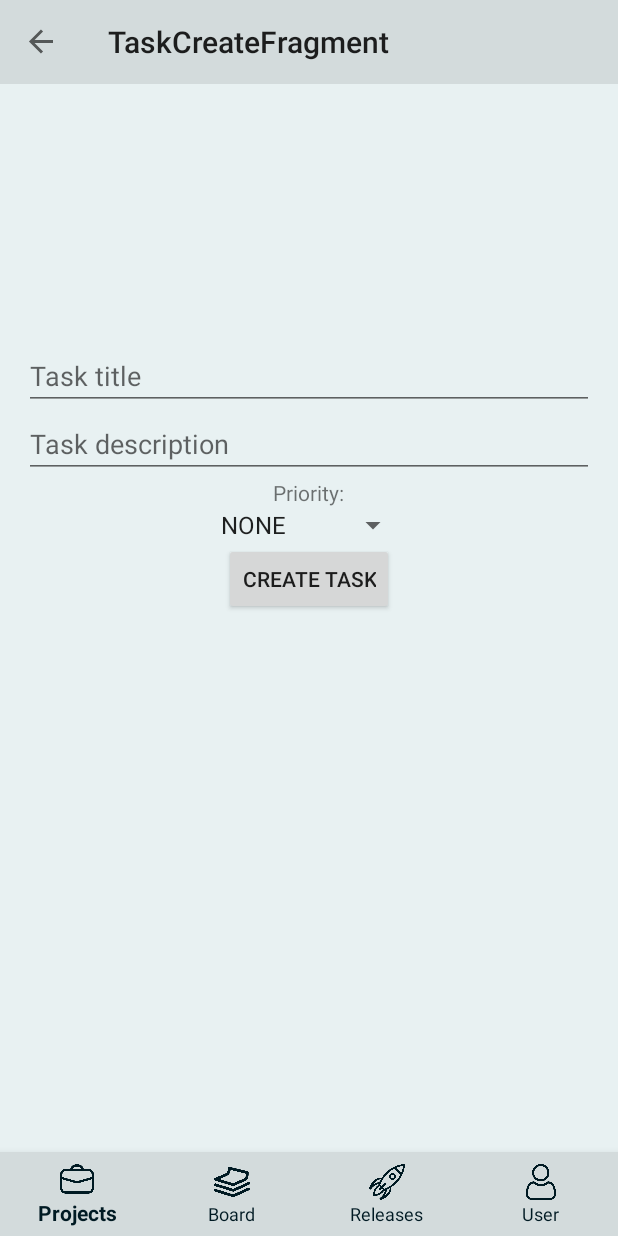
After one commit to KirillSokirka/Tasker-Mobile, an Android app built with Jetpack Compose: the TaskCreateFragment screen opened through its navigation route, on a phone screen of 412 x 824 dp. The commit adds this screen. Run offline under Robolectric (Android 15) with nearby library versions, the phone set to English and light mode, and no system bars; our stand-ins replace navigation-ui; network calls fail.

Commit message:
(WIP) task creation

```diff
--- a/app/src/main/java/com/example/taskermobile/activities/kanbanboard/KanbanBoardDetailFragment.kt
+++ b/app/src/main/java/com/example/taskermobile/activities/kanbanboard/KanbanBoardDetailFragment.kt
@@ -5,6 +5,7 @@
 import android.view.LayoutInflater
 import android.view.View
 import android.view.ViewGroup
+import android.widget.Button
 import android.widget.Toast
 import androidx.fragment.app.Fragment
 import androidx.fragment.app.viewModels
@@ -39,6 +40,12 @@
         kanbanBoardRecyclerView = view.findViewById(R.id.kanbanBoardRecyclerView)
         kanbanBoardRecyclerView.layoutManager = LinearLayoutManager(context, LinearLayoutManager.HORIZONTAL, false)
 
+        val createTaskButton: Button = view.findViewById(R.id.createTaskButton)
+        createTaskButton.setOnClickListener {
+            findNavController().navigate(R.id.action_kanbanBoardDetailFragment_to_taskCreateFragment)
+            // pass projectId
+        }
+
         val boardId = sharedPreferences.retrieveData("lastKanbanBoard")
             ?: arguments?.getString("KANBAN_BOARD_ID").also { id ->
                 if (id == null) {
--- /dev/null
+++ b/app/src/main/java/com/example/taskermobile/activities/task/TaskCreateFragment.kt
@@ -0,0 +1,81 @@
+package com.example.taskermobile.activities.users
+
+import android.content.Intent
+import android.os.Bundle
+import android.view.LayoutInflater
+import android.view.View
+import android.view.ViewGroup
+import android.widget.AdapterView
+import android.widget.Button
+import android.widget.EditText
+import android.widget.ProgressBar
+import android.widget.Spinner
+import android.widget.TextView
+import android.widget.Toast
+import androidx.fragment.app.Fragment
+import androidx.lifecycle.Observer
+import com.example.taskermobile.LoginActivity
+import com.example.taskermobile.R
+import com.example.taskermobile.model.TaskPriority
+import com.example.taskermobile.model.auth.ChangePasswordModel
+import com.example.taskermobile.model.task.TaskCreateModel
+import com.example.taskermobile.model.task.TaskModel
+import com.example.taskermobile.utils.ApiResponse
+import com.example.taskermobile.utils.getEmailFromToken
+import com.example.taskermobile.utils.getIdFromToken
+import com.example.taskermobile.utils.getUsernameFromToken
+import com.example.taskermobile.viewmodels.TokenViewModel
+import com.example.taskermobile.viewmodels.UserViewModel
+import org.koin.androidx.viewmodel.ext.android.viewModel
+
+class TaskCreateFragment : Fragment() {
+    private val tokenViewModel: TokenViewModel by viewModel()
+
+    override fun onCreateView(
+        inflater: LayoutInflater, container: ViewGroup?,
+        savedInstanceState: Bundle?
+    ): View? {
+        return inflater.inflate(R.layout.task_create, container, false)
+    }
+
+    override fun onViewCreated(view: View, savedInstanceState: Bundle?) {
+        super.onViewCreated(view, savedInstanceState)
+
+        val taskTitle: EditText = view.findViewById(R.id.createTaskTitle)
+        val taskDescription: EditText = view.findViewById(R.id.createTaskDescription)
+        val priority: Spinner = view.findViewById(R.id.createTaskPriority)
+        var createButton: Button = view.findViewById(R.id.createTaskButton)
+        var selectedPriority: String = "MEDIUM"
+
+        priority.onItemSelectedListener = object : AdapterView.OnItemSelectedListener {
+            override fun onItemSelected(parent: AdapterView<*>, view: View, position: Int, id: Long) {
+                selectedPriority = parent.getItemAtPosition(position).toString()
+            }
+
+            override fun onNothingSelected(parent: AdapterView<*>) {
+                selectedPriority = "MEDIUM"
+            }
+        }
+
+        tokenViewModel.isLoading.observe(viewLifecycleOwner, Observer { isLoading ->
+            createButton.isEnabled = !isLoading
+        })
+
+        createButton.setOnClickListener{
+            val idFromJwt = getIdFromToken(tokenViewModel.token.value!!.toString())!!
+            val task: TaskCreateModel = TaskCreateModel(
+                title = taskTitle.text.toString(),
+                description = taskDescription.text.toString(),
+                priority = enumValueOf<TaskPriority>(selectedPriority),
+                creatorId = idFromJwt
+//                projectId = ""
+            )
+
+            selectedPriority = selectedPriority
+        }
+
+
+
+    }
+
+}
--- /dev/null
+++ b/app/src/main/java/com/example/taskermobile/model/task/TaskCreateModel.kt
@@ -0,0 +1,16 @@
+package com.example.taskermobile.model.task
+
+import com.example.taskermobile.model.TaskPriority
+import com.example.taskermobile.model.user.UserModel
+
+data class TaskCreateModel(
+    val id: String? = null,
+    val title: String? = null,
+    val projectId: String? = null,
+    val creatorId: String? = null,
+    val description: String? = null,
+    val taskStatusId: String? = null,
+    val releasedId: String? = null,
+    val priority: TaskPriority = TaskPriority.NONE,
+    val assigneeId: String? = null
+)
--- a/app/src/main/res/layout/kanbanboard.xml
+++ b/app/src/main/res/layout/kanbanboard.xml
@@ -2,6 +2,13 @@
 <RelativeLayout xmlns:android="http://schemas.android.com/apk/res/android"
     android:layout_width="match_parent"
     android:layout_height="match_parent">
+
+    <Button
+        android:id="@+id/createTaskButton"
+        android:layout_width="wrap_content"
+        android:layout_height="wrap_content"
+        android:text="Create Task"
+        />
 
     <androidx.recyclerview.widget.RecyclerView
         android:id="@+id/kanbanBoardRecyclerView"
--- a/app/src/main/res/layout/projects_list.xml
+++ b/app/src/main/res/layout/projects_list.xml
@@ -1,7 +1,7 @@
 <!-- activity_login.xml -->
 <FrameLayout
     xmlns:android="http://schemas.android.com/apk/res/android"
-    android:id="@+id/registerPage"
+    android:id="@+id/projectsListPage"
     android:background="@color/backgroundColor"
     android:layout_width="match_parent"
     android:layout_height="match_parent">
--- /dev/null
+++ b/app/src/main/res/layout/task_create.xml
@@ -0,0 +1,62 @@
+<FrameLayout
+    xmlns:android="http://schemas.android.com/apk/res/android"
+    android:id="@+id/createTaskPage"
+    android:background="@color/backgroundColor"
+    android:layout_width="match_parent"
+    android:layout_height="match_parent">
+
+    <LinearLayout
+        android:layout_width="match_parent"
+        android:layout_height="400dp"
+        android:orientation="vertical"
+        android:padding="16dp"
+        android:gravity="center_horizontal"
+        android:layout_gravity="center">
+        <EditText
+            android:id="@+id/createTaskTitle"
+            android:layout_width="match_parent"
+            android:layout_height="wrap_content"
+            android:hint="Task title" />
+        <EditText
+            android:id="@+id/createTaskDescription"
+            android:layout_width="match_parent"
+            android:layout_height="wrap_content"
+            android:hint="Task description" />
+        <TextView
+            android:layout_width="wrap_content"
+            android:layout_height="wrap_content"
+            android:text="Priority:"/>
+
+        <Spinner
+            android:id="@+id/createTaskPriority"
+            android:layout_width="wrap_content"
+            android:layout_height="wrap_content"
+            android:entries="@array/priority_array" />
+
+<!--        taskStatusId-->
+<!--        releaseId-->
+<!--        assigneeId-->
+
+        <Button
+            android:id="@+id/createTaskButton"
+            android:layout_width="wrap_content"
+            android:layout_height="wrap_content"
+            android:text="Create Task"
+            />
+
+    </LinearLayout>
+
+    <View
+    android:id="@+id/overlayView"
+    android:layout_width="match_parent"
+    android:layout_height="match_parent"
+    android:background="#AAffffff"
+    android:visibility="gone" />
+
+    <ProgressBar
+    android:id="@+id/loadingIndicator"
+    android:layout_width="wrap_content"
+    android:layout_height="wrap_content"
+    android:layout_gravity="center"
+    android:visibility="gone" />
+</FrameLayout>
--- a/app/src/main/res/navigation/nav_graph.xml
+++ b/app/src/main/res/navigation/nav_graph.xml
@@ -81,6 +81,9 @@
         <argument
             android:name="KANBAN_BOARD_ID"
             app:argType="string" />
+        <action
+            android:id="@+id/action_kanbanBoardDetailFragment_to_taskCreateFragment"
+            app:destination="@id/taskCreateFragment" />
     </fragment>
 
     <fragment
@@ -113,6 +116,10 @@
             android:id="@+id/action_userListFragment_to_projectDetailFragment"
             app:destination="@id/projectDetailFragment" />
     </fragment>
+    <fragment
+        android:id="@+id/taskCreateFragment"
+        android:name="com.example.taskermobile.activities.users.TaskCreateFragment"
+        android:label="TaskCreateFragment" />
 
 
 </navigation>
--- a/app/src/main/res/values/strings.xml
+++ b/app/src/main/res/values/strings.xml
@@ -1,3 +1,10 @@
 <resources>
     <string name="app_name">TaskerMobile</string>
+    <string-array name="priority_array">
+        <item>NONE</item>
+        <item>LOW</item>
+        <item>MEDIUM</item>
+        <item>HIGH</item>
+        <item>CRITICAL</item>
+    </string-array>
 </resources>
```
